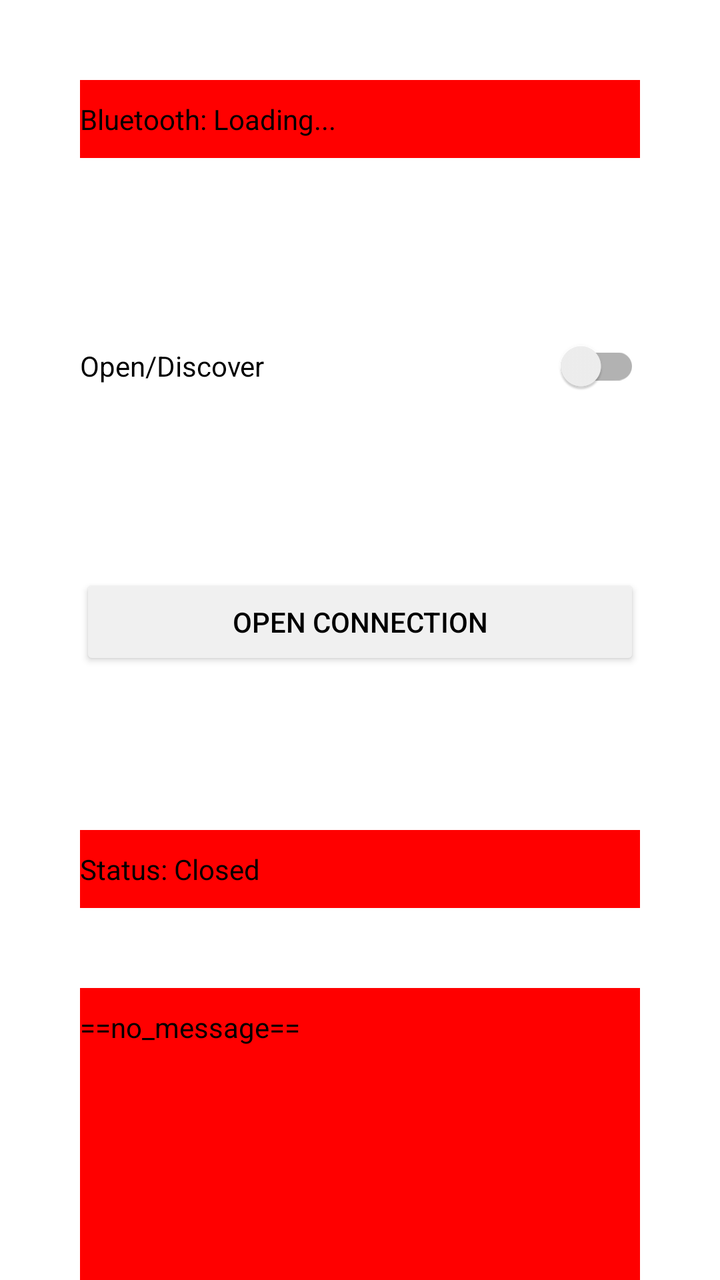
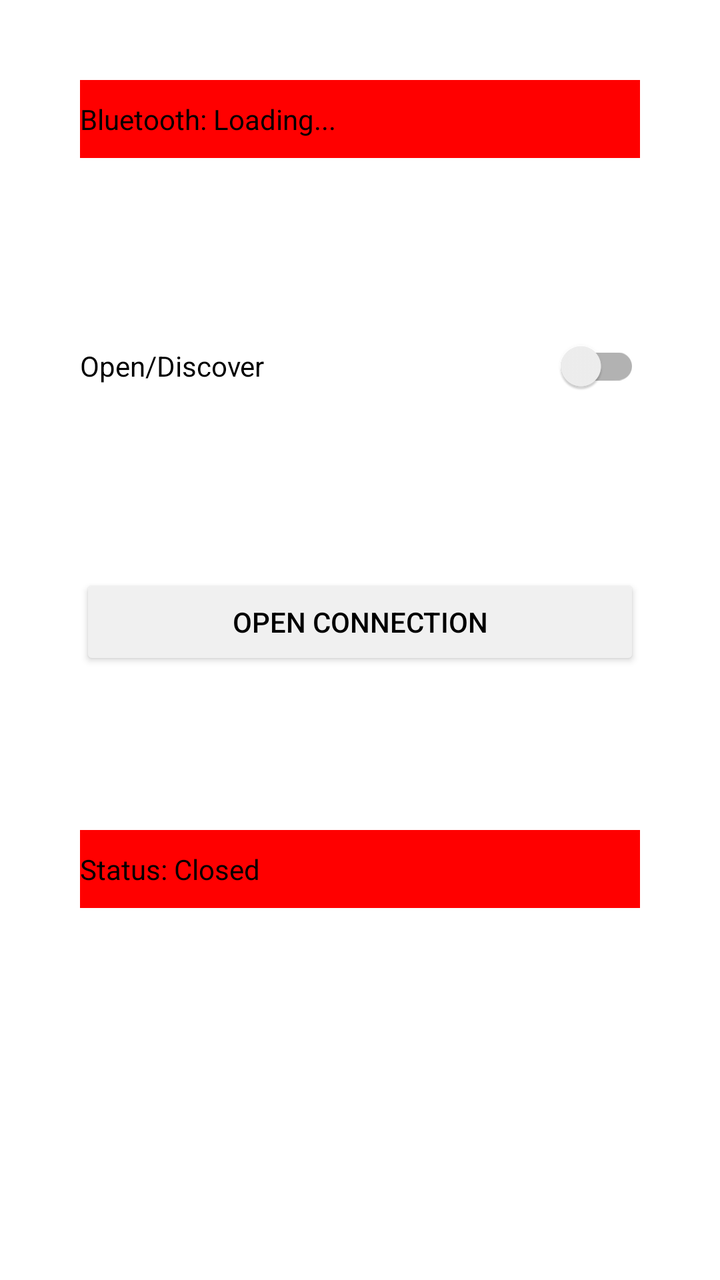

Screens rendered from an Android XML layout before and after an edit, with the pre-edit source and the edit as a unified diff.
<!-- AndroidManifest.xml: application theme Theme.BluetoothTest -->
<!-- res/layout/main_activity.xml -->
<?xml version="1.0" encoding="utf-8"?>
<LinearLayout xmlns:android="http://schemas.android.com/apk/res/android"
    xmlns:app="http://schemas.android.com/apk/res-auto"
    xmlns:tools="http://schemas.android.com/tools"
    android:layout_width="match_parent"
    android:layout_height="match_parent"
    android:orientation="vertical"
    android:gravity="center_horizontal"
    android:fitsSystemWindows="true">

    <TextView
        android:id="@+id/our_device_text"
        android:layout_width="match_parent"
        android:layout_height="wrap_content"
        android:layout_margin="40dp"
        android:paddingVertical="10dp"
        android:background="#FF0000"
        android:textColor="@color/black"
        android:text="Bluetooth: Loading..."
        />
    <androidx.appcompat.widget.SwitchCompat
        android:id="@+id/switch_bluetooth_mode"
        android:layout_width="match_parent"
        android:layout_height="wrap_content"
        android:layout_margin="40dp"
        android:textOn="Server"
        android:textOff="Client"
        android:contentDescription="Switch bluetooth mode"
        android:text="Open/Discover" />

    <LinearLayout
        android:id="@+id/discover_mode"
        android:layout_width="match_parent"
        android:layout_height="wrap_content"
        android:orientation="vertical"
        android:gravity="center_horizontal"
        android:visibility="gone">
        <Button
            android:id="@+id/list_bluetooth_dev_button"
            android:layout_width="match_parent"
            android:layout_height="wrap_content"
            android:text="Discover device"
            android:layout_marginHorizontal="40dp"
            android:textColor="#000000"
            android:backgroundTint="#F0F0F0"/>

        <Button
            android:id="@+id/list_bluetooth_app_dev_button"
            android:layout_width="match_parent"
            android:layout_height="wrap_content"
            android:text="Discover App Device"
            android:layout_marginHorizontal="40dp"
            android:textColor="#000000"
            android:backgroundTint="#F0F0F0"/>
        <TableLayout
            android:id="@+id/discovered_device_table"
            android:layout_width="match_parent"
            android:layout_margin="20dp"
            android:stretchColumns="1"
            android:layout_gravity="end"
            android:layout_height="wrap_content">

            <TableRow
                android:layout_width="match_parent"
                android:layout_height="wrap_content"
                android:background="@color/white"
                android:paddingHorizontal="10dp">

                <TextView
                    android:layout_width="match_parent"
                    android:layout_height="wrap_content"
                    android:layout_weight="4"
                    android:background="#FF0000"
                    android:paddingVertical="10dp"
                    android:textColor="@color/black"
                    android:text="No device found"
                    android:hint="here"/>
            </TableRow>

        </TableLayout>
    </LinearLayout>

    <LinearLayout
        android:id="@+id/listener_mode"
        android:layout_width="match_parent"
        android:layout_height="wrap_content"
        android:orientation="vertical"
        android:gravity="center_horizontal"
        android:visibility="visible">
        <Button
            android:id="@+id/open_connection"
            android:layout_width="match_parent"
            android:layout_height="wrap_content"
            android:text="Open Connection"
            android:layout_margin="40dp"
            android:textColor="#000000"
            android:backgroundTint="#F0F0F0"/>
        <TextView
            android:id="@+id/connection_status"
            android:layout_width="match_parent"
            android:layout_height="0dp"
            android:layout_weight="4"
            android:background="#FF0000"
            android:paddingVertical="10dp"
            android:layout_margin="40dp"
            android:textColor="@color/black"
            android:text="Status: Closed"/>
    </LinearLayout>

    <TextView
        android:id="@+id/message_receive_display"
        android:layout_width="match_parent"
        android:layout_height="0dp"
        android:layout_weight="4"
        android:background="#FF0000"
        android:paddingVertical="10dp"
        android:layout_marginHorizontal="40dp"
        android:textColor="@color/black"
        android:text="==no_message=="/>

</LinearLayout>
<!-- resources referenced by this layout -->
<resources>
  <color name="black">#FF000000</color>
  <color name="white">#FFFFFFFF</color>
  <style name="Theme.BluetoothTest" parent="Theme.MaterialComponents.DayNight.DarkActionBar">
          
          <item name="colorPrimary">@color/purple_500</item>
          <item name="colorPrimaryVariant">@color/purple_700</item>
          <item name="colorOnPrimary">@color/white</item>
          
          <item name="colorSecondary">@color/teal_200</item>
          <item name="colorSecondaryVariant">@color/teal_700</item>
          <item name="colorOnSecondary">@color/black</item>
          
          <item name="android:statusBarColor">?attr/colorPrimaryVariant</item>
          
      </style>
  <color name="purple_500">#FF6200EE</color>
  <color name="purple_700">#FF3700B3</color>
  <color name="teal_200">#FF03DAC5</color>
  <color name="teal_700">#FF018786</color>
</resources>

<!-- the commit's change to res/layout/main_activity.xml (unified diff, before → after) -->
@@ -107,15 +107,58 @@
             android:text="Status: Closed"/>
     </LinearLayout>
 
-    <TextView
-        android:id="@+id/message_receive_display"
+    <LinearLayout
+        android:id="@+id/after_connection"
         android:layout_width="match_parent"
-        android:layout_height="0dp"
-        android:layout_weight="4"
-        android:background="#FF0000"
-        android:paddingVertical="10dp"
-        android:layout_marginHorizontal="40dp"
-        android:textColor="@color/black"
-        android:text="==no_message=="/>
+        android:layout_height="wrap_content"
+        android:orientation="vertical"
+        android:gravity="center_horizontal"
+        android:visibility="gone">
+
+        <TextView
+            android:id="@+id/connection_device_status"
+            android:layout_width="match_parent"
+            android:layout_height="0dp"
+            android:layout_weight="4"
+            android:background="#FF0000"
+            android:paddingVertical="10dp"
+            android:layout_margin="40dp"
+            android:textColor="@color/black"
+            android:text="device display here"/>
+
+        <TableRow>
+            <EditText
+                android:layout_width="0dp"
+                android:layout_height="wrap_content"
+                android:inputType="textMultiLine"
+                app:layout_constraintStart_toStartOf="parent"
+                android:layout_marginStart="20dp"
+                app:layout_constraintWidth_percent="0.6"
+                android:autofillHints="Type message here"
+                tools:ignore="LabelFor">
+            </EditText>
+            <Button
+                android:id="@+id/send_message_button"
+                android:layout_width="wrap_content"
+                android:layout_height="wrap_content"
+                android:text="send message"
+                android:layout_marginEnd="20dp"
+                android:layout_marginStart="8dp"
+                android:textColor="#000000"
+                android:backgroundTint="#F0F0F0"/>
+        </TableRow>
+        <TextView
+            android:id="@+id/message_receive_display"
+            android:layout_width="match_parent"
+            android:layout_height="0dp"
+            android:layout_weight="4"
+            android:background="#FF0000"
+            android:paddingVertical="10dp"
+            android:layout_marginHorizontal="40dp"
+            android:textColor="@color/black"
+            android:text="==no_message=="/>
+    </LinearLayout>
+
+
 
 </LinearLayout>
